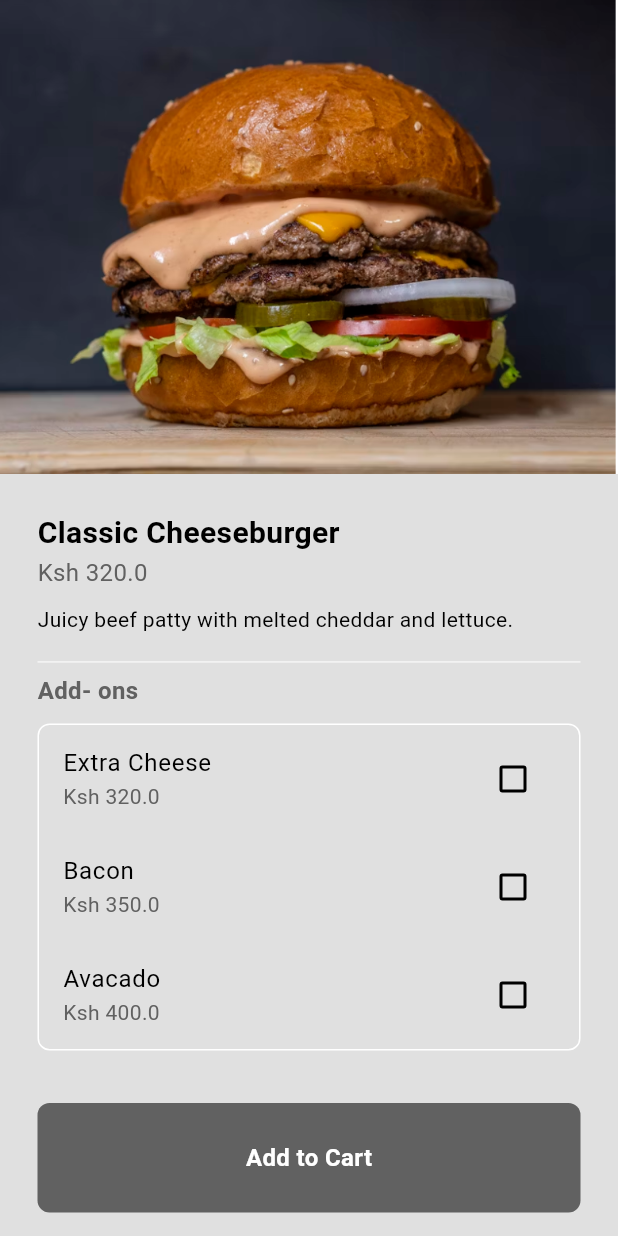
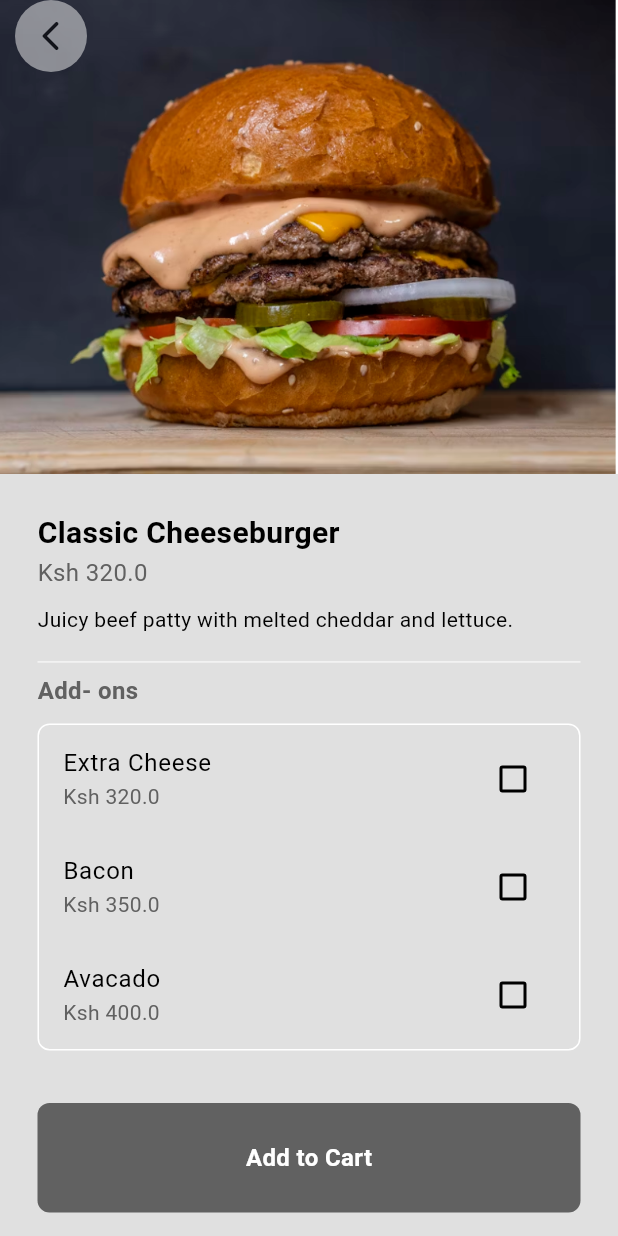
Before and after one commit to Castro32/Flutter-Food-App, a Flutter app: the HomePage screen opened directly, after a tap on "Classic Cheeseburger", on a phone screen of 412 x 824 dp. Run offline on Flutter 3.47's test engine with Material 3 defaults, Android fonts, the phone set to English and light mode, and no system bars.

Commit message:
Enhance FoodPage with addon selection and back navigation; update UI components for consistency

```diff
--- a/lib/Pages/food_page.dart
+++ b/lib/Pages/food_page.dart
@@ -5,8 +5,14 @@ import 'package:flutter_application_4/components/my_button.dart';
 
 class FoodPage extends StatefulWidget {
   final Food food;
+  final Map<Addon, bool> selectedAddons = {};
 
-  const FoodPage({super.key, required this.food});
+  FoodPage({super.key, required this.food}){
+
+    for (Addon addon in food.availableAddons){
+      selectedAddons[addon]= false;
+    }
+  }
 
   @override
   State<FoodPage> createState() => _FoodPageState();
@@ -15,7 +21,9 @@ class FoodPage extends StatefulWidget {
 class _FoodPageState extends State<FoodPage> {
   @override
   Widget build(BuildContext context) {
-    return Scaffold(
+    return Stack( children: [
+      //scaffold
+      Scaffold(
       body: SingleChildScrollView(
         child: Column(
           crossAxisAlignment: CrossAxisAlignment.start,
@@ -32,7 +40,7 @@ class _FoodPageState extends State<FoodPage> {
               Text(widget.food.name, style: const TextStyle(fontWeight: FontWeight.bold, fontSize: 20),),
 
               //food price
-              Text('Ksh ' + widget.food.price.toString(), style: TextStyle( fontSize: 16, color: Theme.of(context).colorScheme.inversePrimary),),
+              Text('Ksh ${widget.food.price}', style: TextStyle( fontSize: 16, color: Theme.of(context).colorScheme.inversePrimary),),
 
               const SizedBox(height: 10,),
 
@@ -62,9 +70,13 @@ class _FoodPageState extends State<FoodPage> {
                     Addon addon = widget.food.availableAddons[index];
                   return CheckboxListTile(
                     title: Text(addon.name),
-                    subtitle: Text('Ksh ' + addon.price.toString(), style: TextStyle(color: Theme.of(context).colorScheme.inversePrimary),),
-                    value: false,
-                    onChanged: (value){}
+                    subtitle: Text('Ksh ${addon.price}', style: TextStyle(color: Theme.of(context).colorScheme.inversePrimary),),
+                    value: widget.selectedAddons[addon],
+                    onChanged: (bool? value){
+                      setState(() {
+                        widget.selectedAddons[addon] = value!;
+                      });
+                    }
                   );
                 }),
               )
@@ -83,6 +95,32 @@ class _FoodPageState extends State<FoodPage> {
           ],
         ),
       ),
+    ),
+    //back button
+    // Container(decoration: BoxDecoration(color: Theme.of(context).colorScheme.secondary),
+    // child: IconButton(
+    //   icon: Icon(Icons.arrow_back_ios_rounded),
+    //   onPressed: () {
+    //     Navigator.of(context).pop();
+    //   },
+    // ),
+    // )
+    SafeArea(
+      child: Opacity (
+        opacity: 0.5,
+        child: Container(
+          margin: EdgeInsets.only(left: 10),
+          decoration: BoxDecoration(color: Theme.of(context).colorScheme.secondary, shape: BoxShape.circle,),
+        child: IconButton(
+        icon: Icon(Icons.arrow_back_ios_rounded),
+        onPressed: () {
+          Navigator.of(context).pop();
+        },
+            ),
+            ),
+      )
+    )
+    ],
     );
   }
 }
--- a/lib/Pages/register.dart
+++ b/lib/Pages/register.dart
@@ -1,9 +1,7 @@
 import 'package:flutter/material.dart';
 import 'package:flutter_application_4/components/my_button.dart';
-import 'package:flutter_application_4/main.dart';
 import 'package:flutter_application_4/components/my_textfield.dart';
 
-// class MyTextField extends StatelessWidget {
 //   final String hintText;
 //   final IconData icon;
 //   final bool obscureText;
--- a/lib/components/drawer.dart
+++ b/lib/components/drawer.dart
@@ -8,7 +8,7 @@ class CustomDrawer extends StatelessWidget {
   Widget build (BuildContext context) {
     return Drawer(
       child: Container(
-        color: Theme.of(context).colorScheme.background,
+        color: Theme.of(context).colorScheme.surface,
         child: Column(
           children: [
             //logo
--- a/lib/components/navbar.dart
+++ b/lib/components/navbar.dart
@@ -27,7 +27,7 @@ class Navbar extends StatelessWidget {
       ],
       backgroundColor: Theme.of(context).colorScheme.surface,
       foregroundColor: Theme.of(context).colorScheme.inversePrimary,
-      title: Text("Sunrise Diner"),
+      title: const Text("Sunrise Diner"),
       flexibleSpace: FlexibleSpaceBar(
         background: Padding(
           padding: const EdgeInsets.only(bottom: 50.0),
--- a/lib/components/tab_bar.dart
+++ b/lib/components/tab_bar.dart
@@ -1,4 +1,3 @@
-import 'package:flutter/foundation.dart';
 import 'package:flutter/material.dart';
 import 'package:flutter_application_4/models/food.dart';
 
--- a/lib/main.dart
+++ b/lib/main.dart
@@ -42,7 +42,7 @@ class MyApp extends StatelessWidget {
       // },
       home: const LogReg(),
       routes: {
-        '/login': (context) => LoginPage(),
+        '/login': (context) => const LoginPage(),
         '/register': (context) => const RegisterPage(),
         '/settings': (context) => const Settings(),
       },
```
